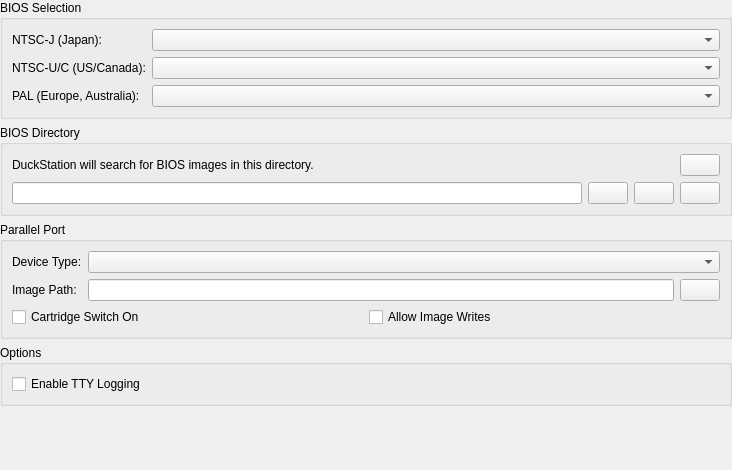
Above: src/duckstation-qt/biossettingswidget.ui from stenzek/duckstation before the change. Below: the same form after it.
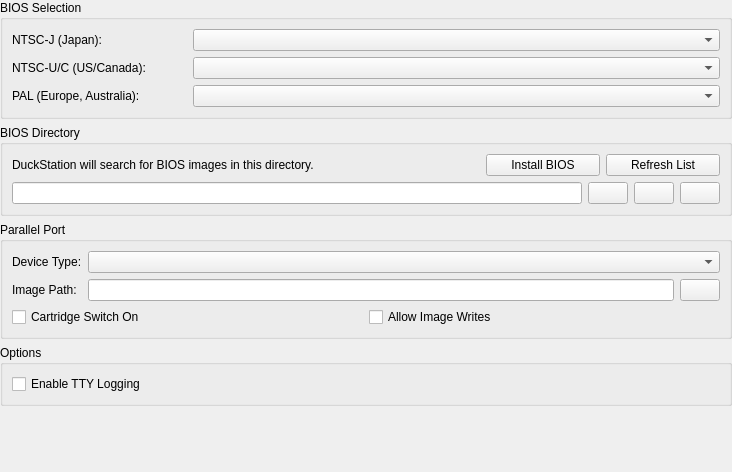
That is the form after the change. Icons and pictures are not drawn.

```diff
--- a/src/duckstation-qt/biossettingswidget.ui
+++ b/src/duckstation-qt/biossettingswidget.ui
@@ -7,7 +7,7 @@
     <x>0</x>
     <y>0</y>
     <width>732</width>
-    <height>470</height>
+    <height>472</height>
    </rect>
   </property>
   <layout class="QVBoxLayout" name="mainLayout">
@@ -28,7 +28,7 @@
      <property name="title">
       <string>BIOS Selection</string>
      </property>
-     <layout class="QGridLayout" name="gridLayout">
+     <layout class="QGridLayout" name="gridLayout" columnminimumwidth="175,0">
       <item row="0" column="0">
        <widget class="QLabel" name="label">
         <property name="text">
@@ -46,16 +46,6 @@
         </property>
        </widget>
       </item>
-      <item row="1" column="1">
-       <widget class="QComboBox" name="imageNTSCU">
-        <property name="sizePolicy">
-         <sizepolicy hsizetype="Expanding" vsizetype="Fixed">
-          <horstretch>0</horstretch>
-          <verstretch>0</verstretch>
-         </sizepolicy>
-        </property>
-       </widget>
-      </item>
       <item row="1" column="0">
        <widget class="QLabel" name="label_2">
         <property name="text">
@@ -63,6 +53,16 @@
         </property>
        </widget>
       </item>
+      <item row="1" column="1">
+       <widget class="QComboBox" name="imageNTSCU">
+        <property name="sizePolicy">
+         <sizepolicy hsizetype="Expanding" vsizetype="Fixed">
+          <horstretch>0</horstretch>
+          <verstretch>0</verstretch>
+         </sizepolicy>
+        </property>
+       </widget>
+      </item>
       <item row="2" column="0">
        <widget class="QLabel" name="label_5">
         <property name="text">
@@ -100,21 +100,30 @@
        </widget>
       </item>
       <item row="0" column="2">
+       <layout class="QHBoxLayout" name="horizontalLayout">
+        <item>
+         <widget class="QPushButton" name="install">
+          <property name="text">
+           <string>Install BIOS</string>
+          </property>
+          <property name="icon">
+           <iconset resource="resources/duckstation-qt.qrc">
+            <normaloff>:/icons/monochrome/svg/file-add-line.svg</normaloff>:/icons/monochrome/svg/file-add-line.svg</iconset>
+          </property>
+         </widget>
+        </item>
+        <item>
        <widget class="QPushButton" name="rescan">
-        <property name="sizePolicy">
-         <sizepolicy hsizetype="Maximum" vsizetype="Fixed">
-          <horstretch>0</horstretch>
-          <verstretch>0</verstretch>
-         </sizepolicy>
-        </property>
-        <property name="toolTip">
-         <string>Refresh BIOS List</string>
+          <property name="text">
+           <string>Refresh List</string>
         </property>
         <property name="icon">
          <iconset resource="resources/duckstation-qt.qrc">
           <normaloff>:/icons/monochrome/svg/refresh-line.svg</normaloff>:/icons/monochrome/svg/refresh-line.svg</iconset>
         </property>
        </widget>
+        </item>
+       </layout>
       </item>
       <item row="1" column="0" colspan="3">
        <layout class="QHBoxLayout" name="directoryGroupBoxHorizontalLayout">
```
Lines whose indentation alone changed are shown as unchanged.
